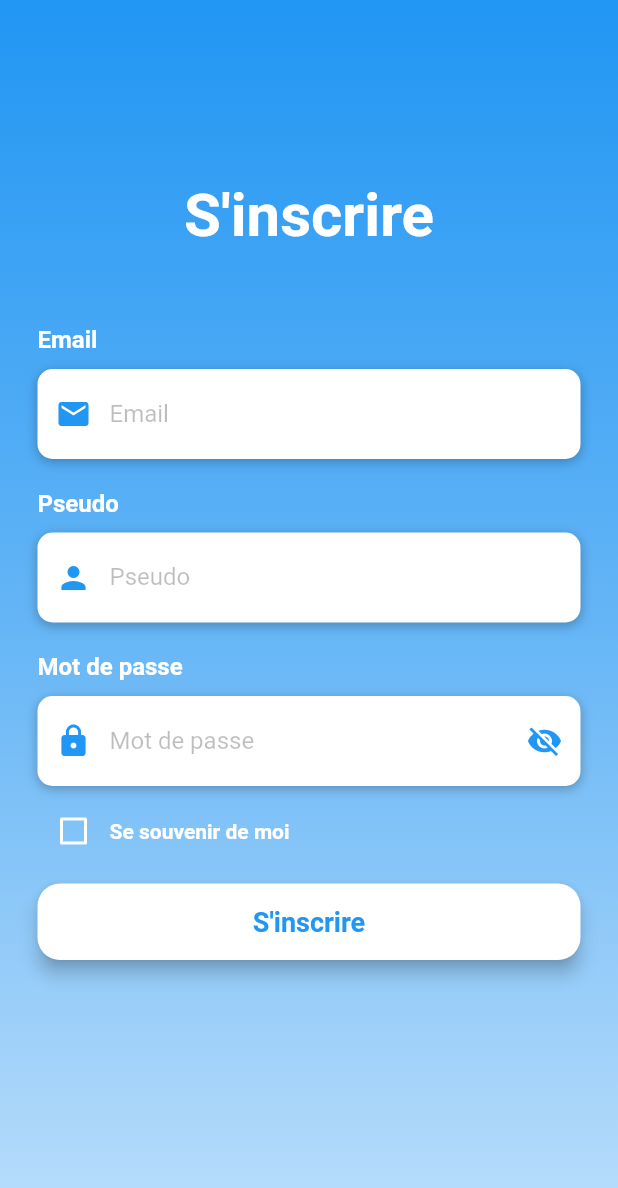
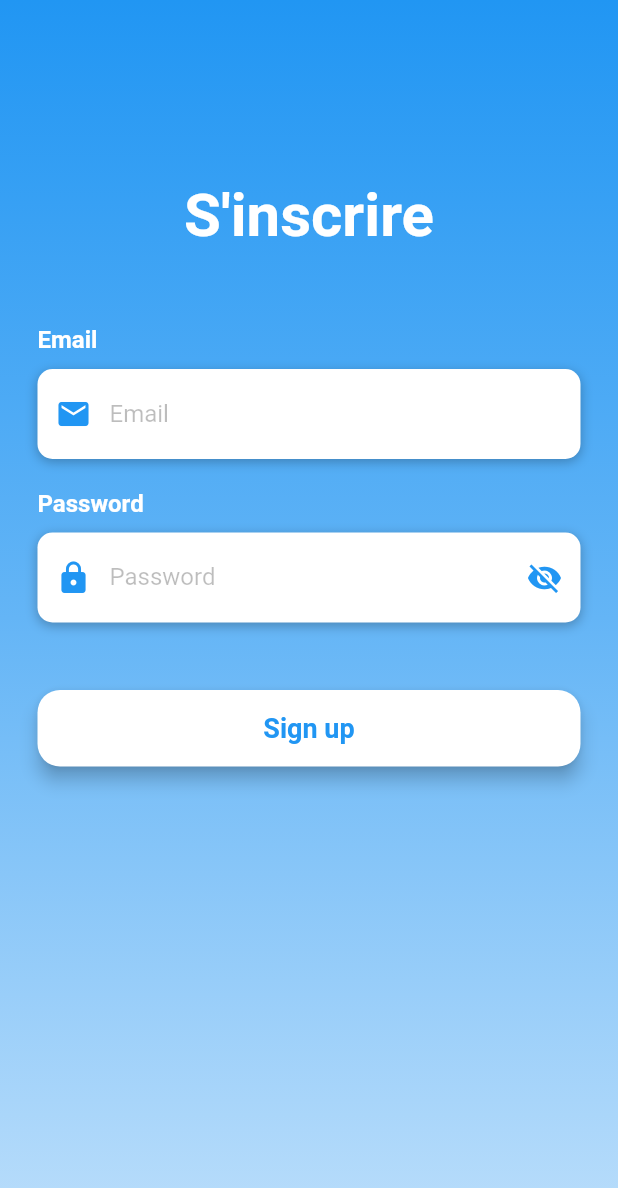
Before and after one commit to flo2517/PcController, a Flutter app: the screen it shows after launch, after a tap on an icon or button, on a phone screen of 412 x 824 dp. Shown: the top 1188 px of the screen. Run offline on Flutter 3.47's test engine with Material 2 defaults, Android fonts, the phone set to English and light mode, and no system bars; our stand-ins replace shared_preferences.

Commit message:
connexion maintenue, vérification des entrées

```diff
--- a/flutter_app/lib/information.dart
+++ b/flutter_app/lib/information.dart
@@ -27,6 +27,25 @@ class information {
    void print(){
       log("email : "+email!+"\nmdp : "+password!+"\nIsConnected : "+isConnected.toString()+"\nToken : "+token+"\nRefreshToken : "+refreshToken.toString());
    }
+   Map<String, dynamic> toJson() => {
+      'email': email,
+      'password': password,
+      'isConnected': isConnected,
+      'token' : token,
+      'refreshToken' : refreshToken,
+      'computerId' : computerId
+   };
+
+   void fromJson(Map<String, dynamic> json){
+      email = json['email'];
+      password = json['password'];
+      isConnected = json['isConnected'];
+      token = json['token'];
+      refreshToken = json['refreshToken'];
+      computerId = json['computerId'];
+
+   }
+
 
 
 
--- a/flutter_app/lib/main.dart
+++ b/flutter_app/lib/main.dart
@@ -1,8 +1,12 @@
 // ignore_for_file: prefer_const_constructors
+
+import 'dart:convert';
+import 'dart:developer';
 
 import 'package:flutter/material.dart';
 import 'package:flutter_app/information.dart';
 import 'package:flutter_app/pages/login_page.dart';
+import 'package:shared_preferences/shared_preferences.dart';
 
 void main(){
   runApp(MyApp());
@@ -16,7 +20,21 @@ class MyApp extends StatelessWidget {
    String url = "http://thrallweb.fr:8080";
  information infos = information();
 
- MyApp({Key? key}) : super(key: key);
+ MyApp({Key? key}) {
+
+    getData();
+ }
+void getData ()async{
+   log("iciiiiii");
+   SharedPreferences prefs = await SharedPreferences.getInstance();
+   var jsonInfo = prefs.getString("infos");
+   if(jsonInfo !=null){
+     infos.fromJson(json.decode(jsonInfo));
+     log(jsonInfo);
+   }
+}
+
+
 
   @override
   Widget build(BuildContext context) {
--- a/flutter_app/lib/pages/login_page.dart
+++ b/flutter_app/lib/pages/login_page.dart
@@ -4,13 +4,16 @@ import 'dart:convert';
 import 'dart:developer';
 
 
+
 import 'package:flutter/material.dart';
 import 'package:flutter/services.dart';
 import 'package:flutter_app/information.dart';
+import 'package:flutter_app/input_validator.dart';
 import 'package:flutter_app/pages/computer_chose.dart';
 import 'package:flutter_app/pages/control_page.dart';
 import 'package:flutter_app/pages/sign_in.dart';
 import 'package:http/http.dart';
+import 'package:shared_preferences/shared_preferences.dart';
 
 class login extends StatefulWidget {
   final String url;
@@ -31,11 +34,52 @@ class _loginState extends State<login> {
   // final url ="http://192.168.51.35:8080/login";
   // String url = widget.url;
   bool hidePassword = true;
-  bool isRememberMe = false;
+  bool rememberMe = false;
   TextEditingController _emailCo = TextEditingController();
   TextEditingController _pswdCo = TextEditingController();
+  late SharedPreferences prefs;
+
+@override
+  void initState() {
+      getData();
 
 
+
+  }
+  getData() async{
+     prefs = await SharedPreferences.getInstance();
+
+
+    setState(() {
+       // var mail = prefs.getString("email");
+       // var pass = prefs.getString("password");
+       // if(mail != null){
+       //   _emailCo.text = mail;
+       // }
+       // if(pass !=null){
+       //   _pswdCo.text = pass;
+       // }
+       // if(mail!= null && pass!=null){
+       //
+       //   loginRequest();
+       // }
+      var jsonInfo = prefs.getString("infos");
+      if(jsonInfo !=null){
+        widget.infos.fromJson(json.decode(jsonInfo));
+        log(widget.infos.isConnected.toString());
+        log(jsonInfo);
+        rememberMe = true;
+        _emailCo.text = widget.infos.email!;
+        _pswdCo.text = widget.infos.password!;
+        if(widget.infos.isConnected){
+          Navigator.push(context, MaterialPageRoute(builder: (context)=> computer_chose(url : widget.url, infos : widget.infos)));
+        }
+      }
+
+   });
+
+
+  }
 
   void snackBarMessage(String msg){
     ScaffoldMessenger.of(context).showSnackBar(SnackBar(
@@ -60,6 +104,19 @@ class _loginState extends State<login> {
     if(response.statusCode==200){
       widget.infos.connexion(jsonDecode(response.body), _emailCo.text,  _pswdCo.text);
       widget.infos.print();
+      if(rememberMe) {
+        log(json.encode(widget.infos.toJson()));
+        prefs.setString("infos", json.encode(widget.infos.toJson()));
+        // prefs.setString("email", _emailCo.text);
+        // prefs.setString("password", _pswdCo.text);
+      }
+      else {
+      //   prefs.remove("email");
+      //   prefs.remove("password");
+      //
+       // prefs.remove("infos");
+       }
+
       Navigator.push(context, MaterialPageRoute(builder: (context)=> computer_chose(url : widget.url, infos : widget.infos)));
 
 
@@ -128,7 +185,7 @@ class _loginState extends State<login> {
       crossAxisAlignment: CrossAxisAlignment.start,
       children: <Widget>[
         Text(
-          'Mot de passe',
+          'Password',
           style:TextStyle(
               color: Colors.white,
               fontSize: 16,
@@ -176,7 +233,7 @@ class _loginState extends State<login> {
                 ),
 
 
-                hintText: 'Mot de passe',
+                hintText: 'Password',
                 hintStyle: TextStyle(
                     color: Colors.black26
 
@@ -197,7 +254,7 @@ class _loginState extends State<login> {
         },
         padding: EdgeInsets.only(right: 0),
         child: Text(
-          'Mot de passe oublié ?',
+          'Forgotten password ?',
           style: TextStyle(
               color: Colors.white,
               fontWeight: FontWeight.bold
@@ -215,17 +272,17 @@ class _loginState extends State<login> {
           Theme(
               data: ThemeData(unselectedWidgetColor: Colors.white),
               child: Checkbox (
-                value: isRememberMe,
+                value: rememberMe,
                 checkColor: Colors.blue,
                 activeColor: Colors.white,
                 onChanged: (value){
                   setState(() {
-                    isRememberMe = value!;
+                    rememberMe = value!;
                   });
                 },
               )),
           Text(
-            'Se souvenir de moi',
+            'Remember me',
             style: TextStyle(
               color: Colors.white,
               fontWeight: FontWeight.bold,
@@ -246,7 +303,10 @@ class _loginState extends State<login> {
           //     builder: (context)=>Remote()
           // ))
           print(_emailCo.text+" "+_pswdCo.text),
-          loginRequest(),
+          if(EmailValidator.Validate(_emailCo.text,context) && PasswordValidator.Validate(_pswdCo.text, context)){
+            loginRequest()
+          }
+
         } ,
         padding: EdgeInsets.all(15),
         shape: RoundedRectangleBorder(
@@ -254,7 +314,7 @@ class _loginState extends State<login> {
         ),
           color: Colors.white,
         child: Text(
-          'Se connecter',
+          'Login',
           style: TextStyle(
             color : Colors.blue,
             fontSize: 18,
@@ -267,7 +327,7 @@ class _loginState extends State<login> {
   Widget buildSignupBtn(){
       return GestureDetector(
         onTap: ()=> {
-          Navigator.push(context, MaterialPageRoute(builder: (context)=> signIn()))
+          Navigator.push(context, MaterialPageRoute(builder: (context)=> signIn(url : widget.url, infos : widget.infos)))
         },
         child: RichText(
           text : TextSpan (
--- a/flutter_app/lib/pages/sign_in.dart
+++ b/flutter_app/lib/pages/sign_in.dart
@@ -8,32 +8,46 @@ import 'package:flutter_app/pages/control_page.dart';
 import 'package:flutter_app/pages/sign_in.dart';
 import 'package:http/http.dart';
 
+import '../information.dart';
+import '../input_validator.dart';
+
 class signIn extends StatefulWidget {
-  const signIn({Key? key}) : super(key: key);
+  final String url;
+  information infos;
+ signIn({
+   Key? key,
+   required this.url,
+   required this.infos
+ }) : super(key: key);
 
   @override
   _signIn createState() => _signIn();
 }
 
 class _signIn extends State<signIn> {
-  final url ="http://192.168.51.35:8080/register";
+//  final url ="http://192.168.51.35:8080/register";
   // final url = "http://thrallweb.fr:8080/register";
   bool hidePassword = true;
   bool isRememberMe = false;
   TextEditingController _emailCo = TextEditingController();
   TextEditingController _pswdCo = TextEditingController();
-  TextEditingController _username = TextEditingController();
+  //TextEditingController _username = TextEditingController();
 
   void signInRequest() async {
-    var response = await post(Uri.parse(url), body: {
+    var response = await post(Uri.parse(widget.url+"/register"), body: {
       "email": _emailCo.text,
-      "username": _username.text,
+
       "password": _pswdCo.text
     });
-    log(url);
+    log(widget.url);
+    log(response.statusCode.toString());
     log(response.body);
+    if(response.statusCode ==200){
+      showAlertDialog(context, "Success, now login to continue","Sign up",sign: true);
 
-    print(response.body);
+    }
+
+
   }
 
   Widget buildEmail() {
@@ -71,49 +85,49 @@ class _signIn extends State<signIn> {
       ],
     );
   }
-
-  Widget buildUsername() {
-    return Column(
-      crossAxisAlignment: CrossAxisAlignment.start,
-      children: <Widget>[
-        Text(
-          'Pseudo',
-          style: TextStyle(
-              color: Colors.white, fontSize: 16, fontWeight: FontWeight.bold),
-        ),
-        SizedBox(height: 10),
-        Container(
-          alignment: Alignment.centerLeft,
-          decoration: BoxDecoration(
-              color: Colors.white,
-              borderRadius: BorderRadius.circular(10),
-              boxShadow: [
-                BoxShadow(
-                    color: Colors.black26, blurRadius: 6, offset: Offset(0, 2))
-              ]),
-          height: 60,
-          child: TextField(
-            controller: _username,
-            keyboardType: TextInputType.text,
-            style: TextStyle(color: Colors.black87),
-            decoration: InputDecoration(
-                border: InputBorder.none,
-                contentPadding: EdgeInsets.only(top: 14),
-                prefixIcon: Icon(Icons.person, color: Colors.blue),
-                hintText: 'Pseudo',
-                hintStyle: TextStyle(color: Colors.black26)),
-          ),
-        )
-      ],
-    );
-  }
+  //
+  // Widget buildUsername() {
+  //   return Column(
+  //     crossAxisAlignment: CrossAxisAlignment.start,
+  //     children: <Widget>[
+  //       Text(
+  //         'Pseudo',
+  //         style: TextStyle(
+  //             color: Colors.white, fontSize: 16, fontWeight: FontWeight.bold),
+  //       ),
+  //       SizedBox(height: 10),
+  //       Container(
+  //         alignment: Alignment.centerLeft,
+  //         decoration: BoxDecoration(
+  //             color: Colors.white,
+  //             borderRadius: BorderRadius.circular(10),
+  //             boxShadow: [
+  //               BoxShadow(
+  //                   color: Colors.black26, blurRadius: 6, offset: Offset(0, 2))
+  //             ]),
+  //         height: 60,
+  //         child: TextField(
+  //           controller: _username,
+  //           keyboardType: TextInputType.text,
+  //           style: TextStyle(color: Colors.black87),
+  //           decoration: InputDecoration(
+  //               border: InputBorder.none,
+  //               contentPadding: EdgeInsets.only(top: 14),
+  //               prefixIcon: Icon(Icons.person, color: Colors.blue),
+  //               hintText: 'Pseudo',
+  //               hintStyle: TextStyle(color: Colors.black26)),
+  //         ),
+  //       )
+  //     ],
+  //   );
+  // }
 
   Widget buildPassword() {
     return Column(
       crossAxisAlignment: CrossAxisAlignment.start,
       children: <Widget>[
         Text(
-          'Mot de passe',
+          'Password',
           style: TextStyle(
               color: Colors.white, fontSize: 16, fontWeight: FontWeight.bold),
         ),
@@ -146,7 +160,7 @@ class _signIn extends State<signIn> {
                   icon: Icon(
                       hidePassword ? Icons.visibility_off : Icons.visibility),
                 ),
-                hintText: 'Mot de passe',
+                hintText: 'Password',
                 hintStyle: TextStyle(color: Colors.black26)),
           ),
         )
@@ -154,50 +168,50 @@ class _signIn extends State<signIn> {
     );
   }
 
-  Widget buildForgotPassBtn() {
-    return Container(
-      alignment: Alignment.centerRight,
-      child: FlatButton(
-        onPressed: () => {},
-        padding: EdgeInsets.only(right: 0),
-        child: Text(
-          'Mot de passe oublié ?',
-          style: TextStyle(color: Colors.white, fontWeight: FontWeight.bold),
-        ),
-      ),
-    );
-  }
+  // Widget buildForgotPassBtn() {
+  //   return Container(
+  //     alignment: Alignment.centerRight,
+  //     child: FlatButton(
+  //       onPressed: () => {},
+  //       padding: EdgeInsets.only(right: 0),
+  //       child: Text(
+  //         'Mot de passe oublié ?',
+  //         style: TextStyle(color: Colors.white, fontWeight: FontWeight.bold),
+  //       ),
+  //     ),
+  //   );
+  // }
 
-  Widget buildRemember() {
-    return Container(
-      height: 20,
-      child: Row(
-        children: <Widget>[
-          Theme(
-              data: ThemeData(unselectedWidgetColor: Colors.white),
-              child: Checkbox(
-                value: isRememberMe,
-                checkColor: Colors.blue,
-                activeColor: Colors.white,
-                onChanged: (value) {
-                  setState(() {
-                    isRememberMe = value!;
-                  });
-                },
-              )),
-          Text(
-            'Se souvenir de moi',
-            style: TextStyle(
-              color: Colors.white,
-              fontWeight: FontWeight.bold,
-            ),
-          )
-        ],
-      ),
-    );
-  }
+  // Widget buildRemember() {
+  //   return Container(
+  //     height: 20,
+  //     child: Row(
+  //       children: <Widget>[
+  //         Theme(
+  //             data: ThemeData(unselectedWidgetColor: Colors.white),
+  //             child: Checkbox(
+  //               value: isRememberMe,
+  //               checkColor: Colors.blue,
+  //               activeColor: Colors.white,
+  //               onChanged: (value) {
+  //                 setState(() {
+  //                   isRememberMe = value!;
+  //                 });
+  //               },
+  //             )),
+  //         Text(
+  //           'Se souvenir de moi',
+  //           style: TextStyle(
+  //             color: Colors.white,
+  //             fontWeight: FontWeight.bold,
+  //           ),
+  //         )
+  //       ],
+  //     ),
+  //   );
+  // }
 
-  Widget buildLoginBtn() {
+  Widget buildSignUpBtn() {
     return Container(
       padding: EdgeInsets.symmetric(vertical: 25),
       width: double.infinity,
@@ -207,15 +221,17 @@ class _signIn extends State<signIn> {
           // Navigator.of(context).(MaterialPageRoute(
           //     builder: (context)=>Remote()
           // ))
-          print(_emailCo.text + " " + _pswdCo.text + " " + _username.text),
+          print(_emailCo.text + " " + _pswdCo.text ),
+        if(EmailValidator.Validate(_emailCo.text,context) && PasswordValidator.Validate(_pswdCo.text, context)){
           signInRequest()
+        }
           //Navigator.push(context, MaterialPageRoute(builder: (context)=> Remote()))
         },
         padding: EdgeInsets.all(15),
         shape: RoundedRectangleBorder(borderRadius: BorderRadius.circular(15)),
         color: Colors.white,
         child: Text(
-          'S\'inscrire',
+          'Sign up',
           style: TextStyle(
               color: Colors.blue, fontSize: 18, fontWeight: FontWeight.bold),
         ),
@@ -223,27 +239,27 @@ class _signIn extends State<signIn> {
     );
   }
 
-  Widget buildSignupBtn() {
-    return GestureDetector(
-      onTap: () => {
-        Navigator.push(
-            context, MaterialPageRoute(builder: (context) => signIn()))
-      },
-      child: RichText(
-          text: TextSpan(children: [
-        TextSpan(
-            text: "Pas de compte ? ",
-            style: TextStyle(
-                color: Colors.white,
-                fontSize: 18,
-                fontWeight: FontWeight.w500)),
-        TextSpan(
-            text: 'S\'inscrire',
-            style: TextStyle(
-                color: Colors.white, fontSize: 18, fontWeight: FontWeight.bold))
-      ])),
-    );
-  }
+  // Widget buildSignupBtn() {
+  //   return GestureDetector(
+  //     onTap: () => {
+  //       Navigator.push(
+  //           context, MaterialPageRoute(builder: (context) => signIn()))
+  //     },
+  //     child: RichText(
+  //         text: TextSpan(children: [
+  //       TextSpan(
+  //           text: "Pas de compte ? ",
+  //           style: TextStyle(
+  //               color: Colors.white,
+  //               fontSize: 18,
+  //               fontWeight: FontWeight.w500)),
+  //       TextSpan(
+  //           text: 'S\'inscrire',
+  //           style: TextStyle(
+  //               color: Colors.white, fontSize: 18, fontWeight: FontWeight.bold))
+  //     ])),
+  //   );
+  // }
 
   @override
   Widget build(BuildContext context) {
@@ -280,15 +296,15 @@ class _signIn extends State<signIn> {
                       SizedBox(height: 50),
                       buildEmail(),
                       SizedBox(height: 20),
-                      buildUsername(),
-                      SizedBox(height: 20),
+                      // buildUsername(),
+                      // SizedBox(height: 20),
 
                       buildPassword(),
                       SizedBox(height: 20),
 
                       // buildForgotPassBtn(),
-                      buildRemember(),
-                      buildLoginBtn()
+                      // buildRemember(),
+                      buildSignUpBtn()
                       //buildSignupBtn()
                     ],
                   ),
--- a/flutter_app/pubspec.yaml
+++ b/flutter_app/pubspec.yaml
@@ -30,6 +30,7 @@ dependencies:
   flutter:
     sdk: flutter
   http: ^0.13.4
+  shared_preferences: ^2.0.12
 
 
   # The following adds the Cupertino Icons font to your application.
```
Also changed, not shown: flutter_app/lib/input_validator.dart (+75 -3 lines), flutter_app/pubspec.lock.
